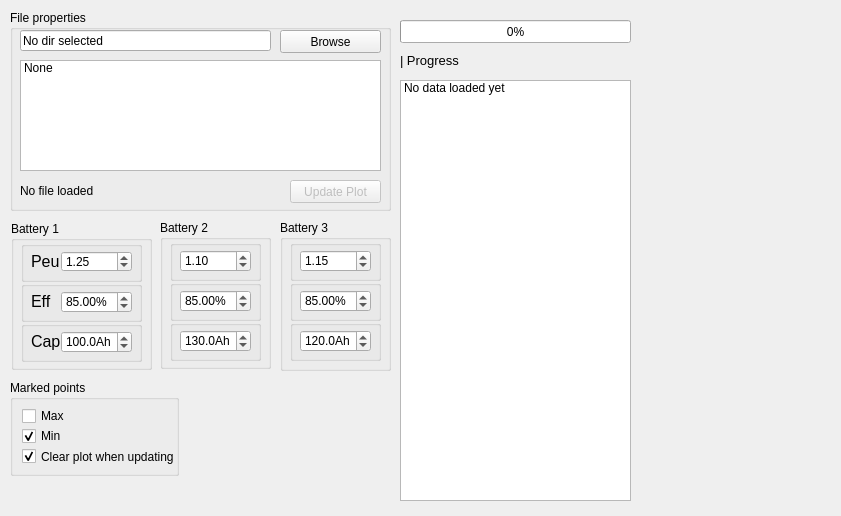
This is mainwindow.ui in Flawededge/EzGraphData as Qt 5 draws it before an edit. The edited form follows.
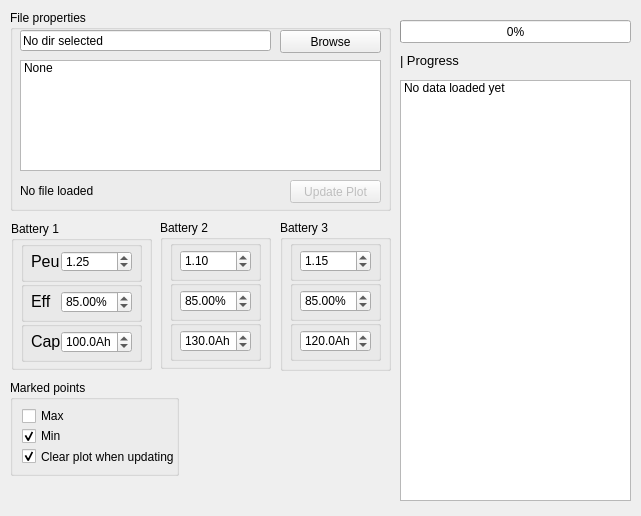
This is the edited form.

Patch:
```diff
--- a/mainwindow.ui
+++ b/mainwindow.ui
@@ -6,7 +6,7 @@
    <rect>
     <x>0</x>
     <y>0</y>
-       <width>841</width>
+       <width>641</width>
        <height>516</height>
    </rect>
   </property>
```
